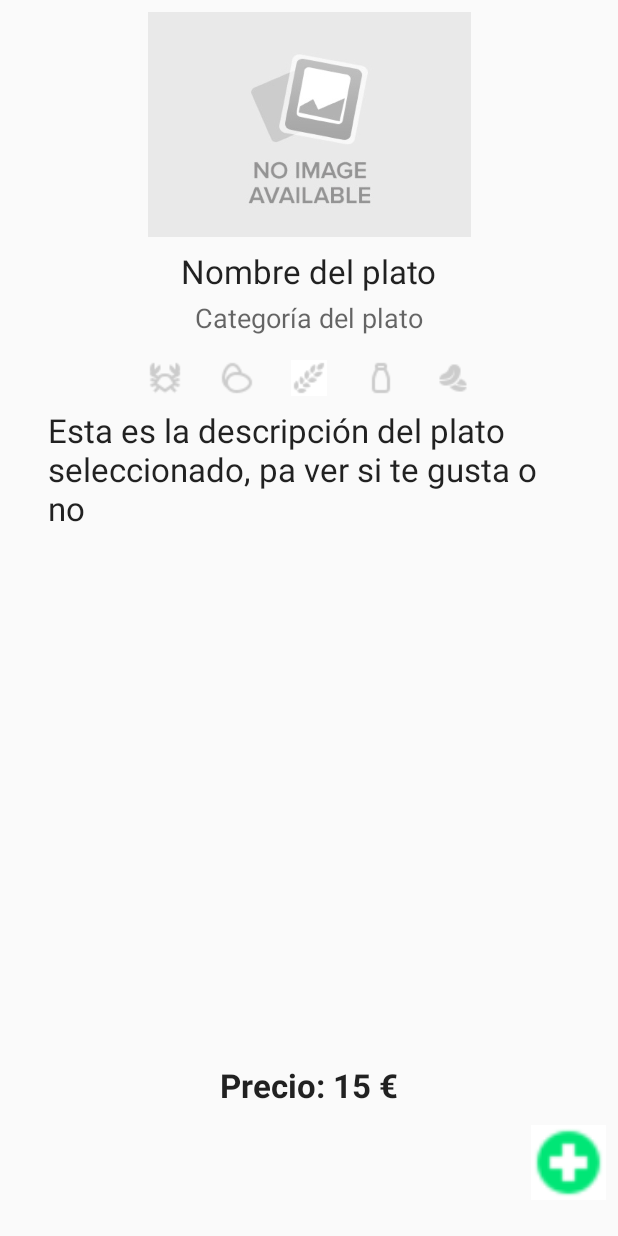
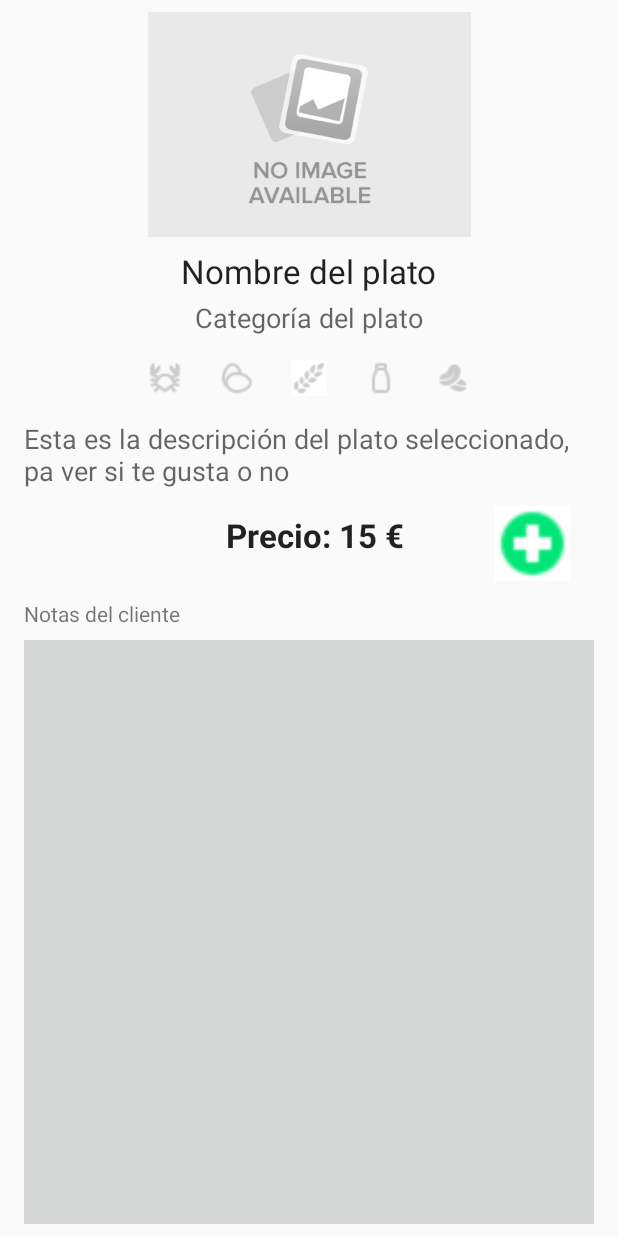
Before and after one commit to acabral1973/kc-practica-fundamentos-android, an Android app: the layout activity_dish_detail.xml on its own in the app's theme, with its tools: preview values and no code run, on a phone screen of 412 x 824 dp. Run offline under Robolectric (Android 15) with nearby library versions, the phone set to English and light mode, and no system bars.

Commit message:
Versión casi final, solo falta mostrar las notas

```diff
--- a/app/src/main/java/es/smartech/foodr/activities/AddDishActivity.kt
+++ b/app/src/main/java/es/smartech/foodr/activities/AddDishActivity.kt
@@ -17,6 +17,7 @@ class AddDishActivity : AppCompatActivity(), DishesFragment.OnFragmentAddDishLis
 
         private val EXTRA_RESTAURANT = "EXTRA_RESTAURANT"
         val EXTRA_DISH_ADDED = "EXTRA_DISH_ADDED"
+        val EXTRA_NOTES_ADDED = "EXTRA_NOTES_ADDED"
 
         fun intent(context: Context, restaurant: Restaurant) : Intent {
             val intent = Intent(context, AddDishActivity::class.java)
@@ -42,10 +43,11 @@ class AddDishActivity : AppCompatActivity(), DishesFragment.OnFragmentAddDishLis
 
     }
 
-    override fun dishIsAdded(dish: Dish) {
+    override fun dishIsAdded(dish: Dish, customerNotes: String) {
         // cuando DishesFragment me devuelve un plato que se ha agregado, lo paso al OrderManagerActivity
         val returnIntent = Intent()
         returnIntent.putExtra(EXTRA_DISH_ADDED, dish)
+        returnIntent.putExtra(EXTRA_NOTES_ADDED, customerNotes)
         setResult(Activity.RESULT_OK, returnIntent)
         // Finalizamos esta actividad, regresando a la anterior
         finish()
--- a/app/src/main/java/es/smartech/foodr/activities/MainActivity.kt
+++ b/app/src/main/java/es/smartech/foodr/activities/MainActivity.kt
@@ -101,7 +101,7 @@ class MainActivity : AppCompatActivity(), TablesFragment.OnFragmentTableIsUpdatd
             // creamos una lista de mesas
             val tablesList = mutableListOf<Table>()
             for (tableIndex in 0 until downloadedTables) {
-                tablesList.add(Table(tableIndex,false,0f, mutableListOf<Dish>()))
+                tablesList.add(Table(tableIndex,false,0f, mutableListOf<OrderItem>()))
             }
 
             // Creamos una lista de platos
--- a/app/src/main/java/es/smartech/foodr/activities/OrderManagerActivity.kt
+++ b/app/src/main/java/es/smartech/foodr/activities/OrderManagerActivity.kt
@@ -78,7 +78,8 @@ class OrderManagerActivity : AppCompatActivity() {
         if (requestCode == REQUEST_ADD_DISH) {
             if (resultCode == Activity.RESULT_OK) {
                 val dish = data?.getSerializableExtra(AddDishActivity.EXTRA_DISH_ADDED) as Dish
-                restaurant.tables[tableNumber].addDishToOrder(dish)
+                val customerNotes = data?.getStringExtra(AddDishActivity.EXTRA_NOTES_ADDED)
+                restaurant.tables[tableNumber].addDishToOrder(dish, customerNotes)
                 val orderFragment = fragmentManager.findFragmentById(R.id.order_fragment_container) as? OrderFragment
                 orderFragment?.updateOrder(restaurant)
             }
--- a/app/src/main/java/es/smartech/foodr/adapters/OrderRecyclerViewAdapter.kt
+++ b/app/src/main/java/es/smartech/foodr/adapters/OrderRecyclerViewAdapter.kt
@@ -8,8 +8,9 @@ import android.widget.ImageView
 import android.widget.TextView
 import es.smartech.foodr.R
 import es.smartech.foodr.models.Dish
+import es.smartech.foodr.models.OrderItem
 
-class OrderRecyclerViewAdapter(val order: List<Dish>?) : RecyclerView.Adapter<OrderRecyclerViewAdapter.DishViewHolder>() {
+class OrderRecyclerViewAdapter(val order: List<OrderItem>?) : RecyclerView.Adapter<OrderRecyclerViewAdapter.DishViewHolder>() {
 
     var onClickListener : View.OnClickListener? = null
 
@@ -30,7 +31,7 @@ class OrderRecyclerViewAdapter(val order: List<Dish>?) : RecyclerView.Adapter<Or
     override fun onBindViewHolder(holder: DishViewHolder?, position: Int) {
 
         if (order != null) {
-            val dish = order[position]
+            val dish = order[position].dish
             val dishName = dish.name
             val dishCategory = dish.category.toString()
             val dishImage = dish.image
--- a/app/src/main/java/es/smartech/foodr/fragments/DishesFragment.kt
+++ b/app/src/main/java/es/smartech/foodr/fragments/DishesFragment.kt
@@ -75,7 +75,8 @@ class DishesFragment : Fragment() {
         if (requestCode == REQUEST_ADD_DISH) {
             if (resultCode == Activity.RESULT_OK) {
                 val dish = data?.getSerializableExtra(DishDetailActivity.EXTRA_DISH) as Dish
-                onFragmentAddDishListener?.dishIsAdded(dish)
+                val customerNotes = data.getStringExtra(DishDetailActivity.EXTRA_NOTES)
+                onFragmentAddDishListener?.dishIsAdded(dish, customerNotes)
             }
         }
     }
@@ -103,6 +104,6 @@ class DishesFragment : Fragment() {
     }
 
     interface OnFragmentAddDishListener{
-        fun dishIsAdded(dish: Dish)
+        fun dishIsAdded(dish: Dish, customerNotes: String)
     }
 }
--- /dev/null
+++ b/app/src/main/java/es/smartech/foodr/models/OrderItem.kt
@@ -0,0 +1,6 @@
+package es.smartech.foodr.models
+
+import java.io.Serializable
+
+data class OrderItem(var dish: Dish, var customerNotes: String ): Serializable{
+}
--- a/app/src/main/res/layout/activity_add_dish.xml
+++ b/app/src/main/res/layout/activity_add_dish.xml
@@ -4,6 +4,7 @@
     xmlns:tools="http://schemas.android.com/tools"
     android:layout_width="match_parent"
     android:layout_height="match_parent"
+    android:background="@drawable/fondo_app"
     tools:context="es.smartech.foodr.activities.AddDishActivity">
 
     <FrameLayout
--- a/app/src/main/res/layout/activity_dish_detail.xml
+++ b/app/src/main/res/layout/activity_dish_detail.xml
@@ -104,13 +104,11 @@
     <TextView
         android:id="@+id/dish_description"
         android:layout_width="0dp"
-        android:layout_height="0dp"
-        android:layout_marginBottom="8dp"
-        android:layout_marginEnd="32dp"
-        android:layout_marginStart="32dp"
-        android:layout_marginTop="8dp"
-        android:textAppearance="@style/TextAppearance.AppCompat.Large"
-        app:layout_constraintBottom_toTopOf="@+id/dish_price"
+        android:layout_height="wrap_content"
+        android:layout_marginEnd="16dp"
+        android:layout_marginStart="16dp"
+        android:layout_marginTop="16dp"
+        android:textAppearance="@style/TextAppearance.AppCompat.Medium"
         app:layout_constraintEnd_toEndOf="parent"
         app:layout_constraintStart_toStartOf="parent"
         app:layout_constraintTop_toBottomOf="@+id/gluten_icon"
@@ -121,26 +119,27 @@
         style="@style/Widget.AppCompat.ImageButton"
         android:layout_width="50dp"
         android:layout_height="50dp"
-        android:layout_marginBottom="24dp"
-        android:layout_marginEnd="8dp"
+        android:layout_marginEnd="32dp"
+        android:layout_marginTop="8dp"
         android:background="@color/white"
         android:scaleType="fitXY"
-        app:layout_constraintBottom_toBottomOf="parent"
+        app:layout_constraintBottom_toBottomOf="@+id/dish_price"
         app:layout_constraintEnd_toEndOf="parent"
+        app:layout_constraintTop_toTopOf="@+id/dish_price"
         app:srcCompat="@drawable/icon_add" />
 
     <TextView
         android:id="@+id/dish_price"
-        android:layout_width="119dp"
-        android:layout_height="wrap_content"
-        android:layout_marginBottom="12dp"
+        android:layout_width="wrap_content"
+        android:layout_height="32dp"
         android:layout_marginEnd="8dp"
-        android:layout_marginStart="8dp"
+        android:layout_marginStart="16dp"
+        android:layout_marginTop="16dp"
         android:textAppearance="@style/TextAppearance.AppCompat.Large"
         android:textStyle="bold"
-        app:layout_constraintBottom_toTopOf="@+id/add_button"
         app:layout_constraintEnd_toEndOf="parent"
         app:layout_constraintStart_toStartOf="parent"
+        app:layout_constraintTop_toBottomOf="@+id/dish_description"
         tools:text="Precio: 15 €" />
 
     <android.support.constraint.Guideline
@@ -156,4 +155,37 @@
         android:layout_height="wrap_content"
         android:orientation="vertical"
         app:layout_constraintGuide_percent="0.8" />
+
+    <EditText
+        android:id="@+id/notas_edit_text"
+        style="@style/Widget.AppCompat.EditText"
+        android:layout_width="0dp"
+        android:layout_height="0dp"
+        android:layout_marginBottom="8dp"
+        android:layout_marginEnd="16dp"
+        android:layout_marginStart="16dp"
+        android:layout_marginTop="8dp"
+        android:background="?attr/colorButtonNormal"
+        android:ems="10"
+        android:gravity="top"
+        android:inputType="textMultiLine"
+        android:padding="8dp"
+        android:selectAllOnFocus="false"
+        android:singleLine="false"
+        app:layout_constraintBottom_toBottomOf="parent"
+        app:layout_constraintEnd_toEndOf="parent"
+        app:layout_constraintHorizontal_bias="0.0"
+        app:layout_constraintStart_toStartOf="parent"
+        app:layout_constraintTop_toBottomOf="@+id/label_notas_cliente" />
+
+    <TextView
+        android:id="@+id/label_notas_cliente"
+        android:layout_width="wrap_content"
+        android:layout_height="wrap_content"
+        android:layout_marginStart="16dp"
+        android:layout_marginTop="12dp"
+        android:text="Notas del cliente"
+        app:layout_constraintStart_toStartOf="parent"
+        app:layout_constraintTop_toBottomOf="@+id/add_button" />
+
 </android.support.constraint.ConstraintLayout>
--- a/app/src/main/res/layout/cell_dishes.xml
+++ b/app/src/main/res/layout/cell_dishes.xml
@@ -6,7 +6,8 @@ android:layout_width="match_parent"
 android:layout_height="wrap_content"
 app:cardElevation="@dimen/card_elevation"
 app:cardCornerRadius="@dimen/card_corner_radius"
-android:layout_margin="@dimen/default_margin">
+android:layout_margin="@dimen/extra_small_margin"
+android:alpha="0.8">
 
 <android.support.constraint.ConstraintLayout android:layout_width="match_parent"
     android:layout_height="wrap_content"
--- a/app/src/main/res/layout/fragment_order.xml
+++ b/app/src/main/res/layout/fragment_order.xml
@@ -26,14 +26,15 @@
             <TextView
                 android:id="@+id/order_status"
                 android:layout_width="wrap_content"
-                android:layout_height="wrap_content"
+                android:layout_height="0dp"
                 android:layout_gravity="center"
                 android:layout_marginBottom="8dp"
                 android:layout_marginEnd="8dp"
                 android:layout_marginStart="8dp"
-                android:layout_marginTop="8dp"
+                android:layout_marginTop="100dp"
                 android:text="@string/no_order"
                 android:textAlignment="center"
+                android:textColor="@color/white"
                 android:textAppearance="@style/TextAppearance.AppCompat.Medium"
                 app:layout_constraintBottom_toBottomOf="parent"
                 app:layout_constraintEnd_toEndOf="parent"
--- a/app/src/main/res/values/dimens.xml
+++ b/app/src/main/res/values/dimens.xml
@@ -5,4 +5,5 @@
     <dimen name="forecast_image_max_width">150dp</dimen>
     <dimen name="card_elevation">8dp</dimen>
     <dimen name="card_corner_radius">8dp</dimen>
+    <dimen name="extra_small_margin">4dp</dimen>
 </resources>
--- a/app/src/main/res/values/strings.xml
+++ b/app/src/main/res/values/strings.xml
@@ -4,5 +4,5 @@
     <string name="title_dishes">Carta</string>
     <string name="downloading_data">DESCARGANDO DATOS</string>
     <string name="euro_format">%.2f €%</string>
-    <string name="no_order">No hay pedido</string>
+    <string name="no_order">Aún no se han agregado platos</string>
 </resources>
```
Also changed, not shown: app/src/main/java/es/smartech/foodr/activities/DishDetailActivity.kt (+23 -11 lines), app/src/main/java/es/smartech/foodr/models/Table.kt (+4 -3 lines), app/src/main/res/layout/activity_close_table.xml (+32 -13 lines), app/src/main/res/layout/activity_main.xml (+7 -3 lines), app/src/main/res/layout/activity_order_manager.xml (+8 -3 lines), app/src/main/res/layout/cell_tables.xml (+5 -7 lines), app/src/main/res/drawable/fondo_app.png (added).
